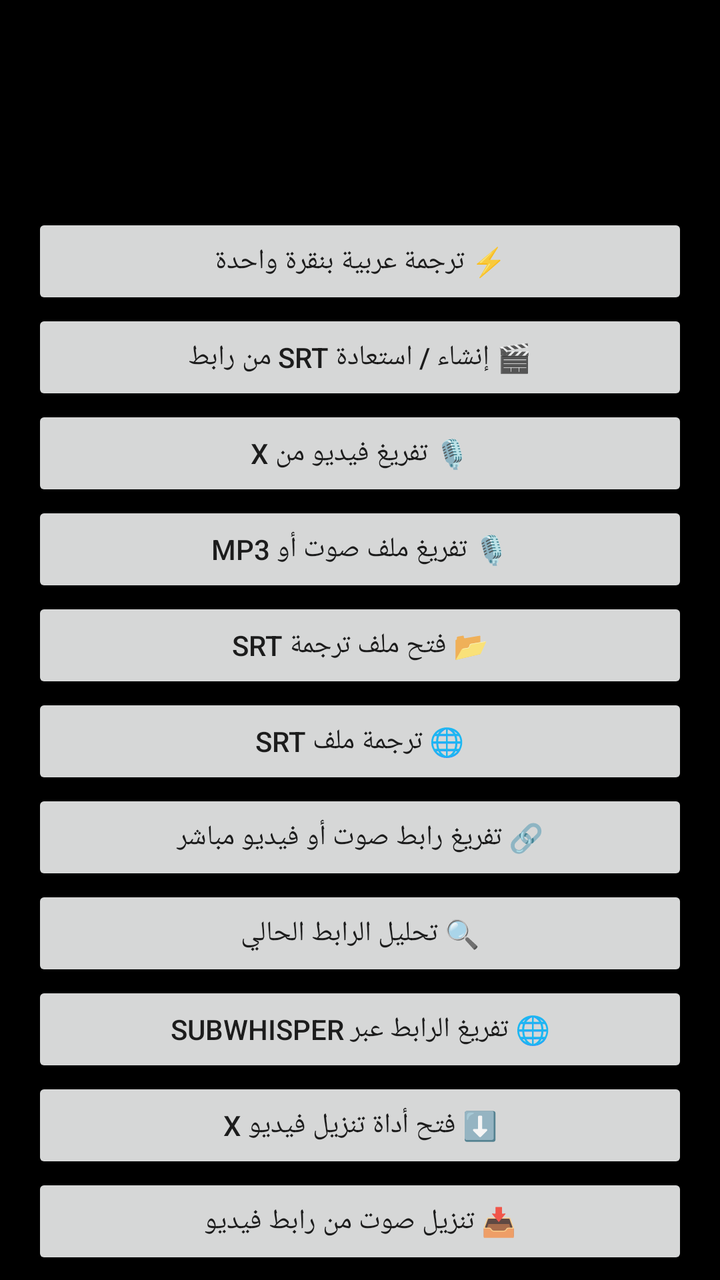
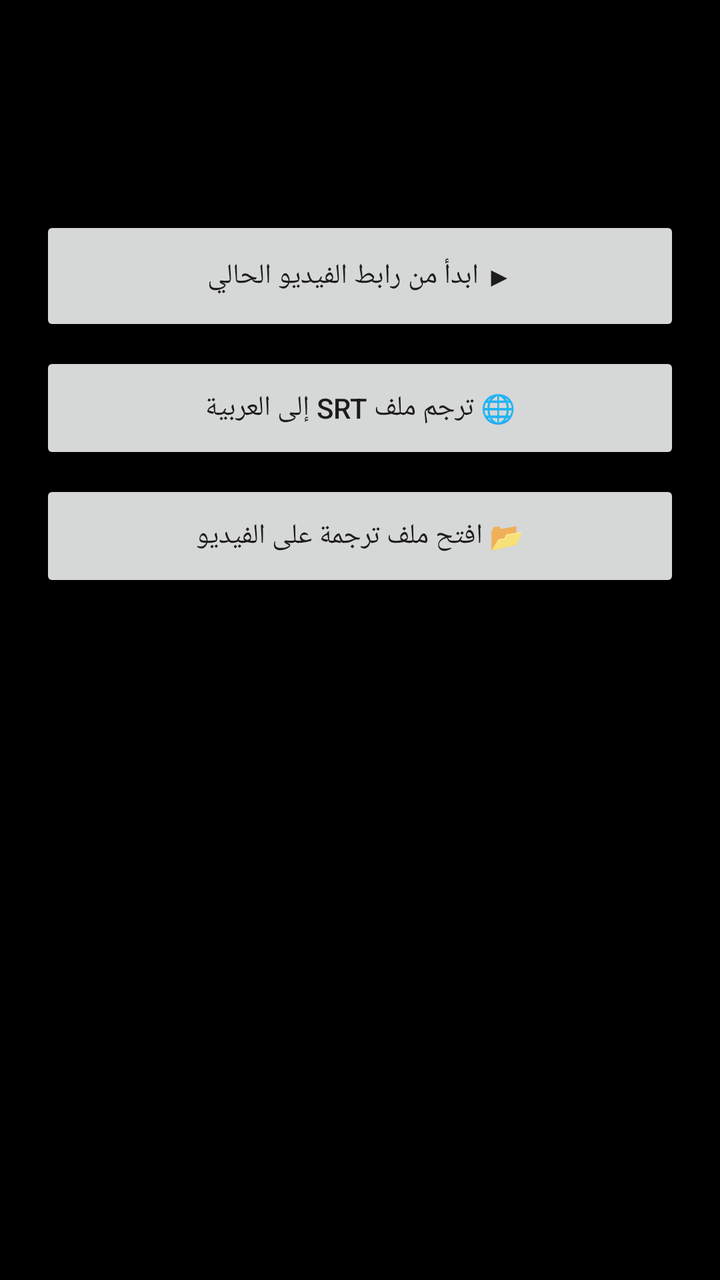

Screens rendered from an Android XML layout before and after an edit, with the pre-edit source and the edit as a unified diff.
<!-- AndroidManifest.xml: application theme Theme.SariSubtitle -->
<!-- res/layout/bottom_sheet_menu.xml -->
<?xml version="1.0" encoding="utf-8"?>
<ScrollView xmlns:android="http://schemas.android.com/apk/res/android"
    android:layout_width="match_parent"
    android:layout_height="wrap_content"
    android:fillViewport="true">

    <LinearLayout
        android:layout_width="match_parent"
        android:layout_height="wrap_content"
        android:orientation="vertical"
        android:padding="16dp">

        <TextView
            android:layout_width="match_parent"
            android:layout_height="wrap_content"
            android:text="ماذا تريد أن تفعل؟"
            android:textSize="20sp"
            android:textStyle="bold"
            android:textColor="?android:attr/textColorPrimary"
            android:gravity="center"
            android:padding="8dp" />

        <TextView
            android:layout_width="match_parent"
            android:layout_height="wrap_content"
            android:text="اختر وظيفة واحدة. إذا كانت ترجمة الفيديو محفوظة، سيحمّلها التطبيق دون إعادة التفريغ."
            android:textSize="13sp"
            android:textColor="?android:attr/textColorSecondary"
            android:paddingStart="4dp"
            android:paddingEnd="4dp"
            android:paddingBottom="12dp" />

        <Button
            android:id="@+id/bsOneTapArabicButton"
            android:layout_width="match_parent"
            android:layout_height="wrap_content"
            android:text="⚡ ترجمة عربية بنقرة واحدة" />

        <Button
            android:id="@+id/bsGenerateSrtButton"
            android:layout_width="match_parent"
            android:layout_height="wrap_content"
            android:text="🎬 إنشاء / استعادة SRT من رابط" />

        <Button
            android:id="@+id/bsTranscribeXButton"
            android:layout_width="match_parent"
            android:layout_height="wrap_content"
            android:text="🎙️ تفريغ فيديو من X" />

        <Button
            android:id="@+id/bsTranscribeAudioButton"
            android:layout_width="match_parent"
            android:layout_height="wrap_content"
            android:text="🎙️ تفريغ ملف صوت أو MP3" />

        <Button
            android:id="@+id/bsImportSrtButton"
            android:layout_width="match_parent"
            android:layout_height="wrap_content"
            android:text="📂 فتح ملف ترجمة SRT" />

        <Button
            android:id="@+id/bsTranslateSrtButton"
            android:layout_width="match_parent"
            android:layout_height="wrap_content"
            android:text="🌐 ترجمة ملف SRT" />

        <Button
            android:id="@+id/bsDirectMediaButton"
            android:layout_width="match_parent"
            android:layout_height="wrap_content"
            android:text="🔗 تفريغ رابط صوت أو فيديو مباشر" />

        <Button
            android:id="@+id/bsAnalyzeLinkButton"
            android:layout_width="match_parent"
            android:layout_height="wrap_content"
            android:text="🔍 تحليل الرابط الحالي" />

        <Button
            android:id="@+id/bsPasteSubWhisperButton"
            android:layout_width="match_parent"
            android:layout_height="wrap_content"
            android:text="🌐 تفريغ الرابط عبر SubWhisper" />

        <Button
            android:id="@+id/bsOpenDownloaderButton"
            android:layout_width="match_parent"
            android:layout_height="wrap_content"
            android:text="⬇️ فتح أداة تنزيل فيديو X" />

        <Button
            android:id="@+id/bsOpenChromeDownloaderButton"
            android:layout_width="match_parent"
            android:layout_height="wrap_content"
            android:text="📥 تنزيل صوت من رابط فيديو" />

        <Button
            android:id="@+id/bsCopyLinkButton"
            android:layout_width="match_parent"
            android:layout_height="wrap_content"
            android:text="📋 نسخ الرابط الحالي" />

        <View
            android:layout_width="match_parent"
            android:layout_height="1dp"
            android:background="?android:attr/listDivider"
            android:layout_marginTop="12dp"
            android:layout_marginBottom="8dp" />

        <TextView
            android:layout_width="match_parent"
            android:layout_height="wrap_content"
            android:text="ضبط مزامنة الترجمة"
            android:textSize="14sp"
            android:textStyle="bold"
            android:textColor="?android:attr/textColorSecondary"
            android:padding="4dp" />

        <LinearLayout
            android:layout_width="match_parent"
            android:layout_height="wrap_content"
            android:orientation="horizontal">

            <Button
                android:id="@+id/bsOffsetMinus"
                android:layout_width="0dp"
                android:layout_height="wrap_content"
                android:layout_weight="1"
                android:text="− 0.5 ث" />

            <Button
                android:id="@+id/bsOffsetPlus"
                android:layout_width="0dp"
                android:layout_height="wrap_content"
                android:layout_weight="1"
                android:text="+ 0.5 ث" />

            <Button
                android:id="@+id/bsOffsetReset"
                android:layout_width="0dp"
                android:layout_height="wrap_content"
                android:layout_weight="1"
                android:text="تصفير" />
        </LinearLayout>
    </LinearLayout>
</ScrollView>
<!-- resources referenced by this layout -->
<resources>
  <style name="Theme.SariSubtitle" parent="Theme.AppCompat.DayNight.NoActionBar">
          <item name="android:windowBackground">@android:color/black</item>
          <item name="android:statusBarColor">@android:color/black</item>
          <item name="android:navigationBarColor">@android:color/black</item>
      </style>
</resources>

<!-- the commit's change to res/layout/bottom_sheet_menu.xml (unified diff, before → after) -->
@@ -8,141 +8,54 @@
         android:layout_width="match_parent"
         android:layout_height="wrap_content"
         android:orientation="vertical"
-        android:padding="16dp">
+        android:padding="20dp">
 
         <TextView
             android:layout_width="match_parent"
             android:layout_height="wrap_content"
             android:text="ماذا تريد أن تفعل؟"
-            android:textSize="20sp"
+            android:textSize="22sp"
             android:textStyle="bold"
             android:textColor="?android:attr/textColorPrimary"
-            android:gravity="center"
-            android:padding="8dp" />
+            android:paddingBottom="4dp" />
 
         <TextView
             android:layout_width="match_parent"
             android:layout_height="wrap_content"
-            android:text="اختر وظيفة واحدة. إذا كانت ترجمة الفيديو محفوظة، سيحمّلها التطبيق دون إعادة التفريغ."
-            android:textSize="13sp"
+            android:text="اختر المهمة فقط؛ سيكتشف التطبيق اللغة ويستخدم مزود الترجمة المتاح تلقائيًا."
+            android:textSize="14sp"
             android:textColor="?android:attr/textColorSecondary"
-            android:paddingStart="4dp"
-            android:paddingEnd="4dp"
-            android:paddingBottom="12dp" />
+            android:paddingBottom="16dp" />
 
         <Button
             android:id="@+id/bsOneTapArabicButton"
             android:layout_width="match_parent"
             android:layout_height="wrap_content"
-            android:text="⚡ ترجمة عربية بنقرة واحدة" />
+            android:minHeight="60dp"
+            android:text="▶ ابدأ من رابط الفيديو الحالي" />
 
         <Button
-            android:id="@+id/bsGenerateSrtButton"
+            android:id="@+id/bsTranslateSrtButton"
             android:layout_width="match_parent"
             android:layout_height="wrap_content"
-            android:text="🎬 إنشاء / استعادة SRT من رابط" />
-
-        <Button
-            android:id="@+id/bsTranscribeXButton"
-            android:layout_width="match_parent"
-            android:layout_height="wrap_content"
-            android:text="🎙️ تفريغ فيديو من X" />
-
-        <Button
-            android:id="@+id/bsTranscribeAudioButton"
-            android:layout_width="match_parent"
-            android:layout_height="wrap_content"
-            android:text="🎙️ تفريغ ملف صوت أو MP3" />
+            android:minHeight="56dp"
+            android:layout_marginTop="8dp"
+            android:text="🌐 ترجم ملف SRT إلى العربية" />
 
         <Button
             android:id="@+id/bsImportSrtButton"
             android:layout_width="match_parent"
             android:layout_height="wrap_content"
-            android:text="📂 فتح ملف ترجمة SRT" />
-
-        <Button
-            android:id="@+id/bsTranslateSrtButton"
-            android:layout_width="match_parent"
-            android:layout_height="wrap_content"
-            android:text="🌐 ترجمة ملف SRT" />
-
-        <Button
-            android:id="@+id/bsDirectMediaButton"
-            android:layout_width="match_parent"
-            android:layout_height="wrap_content"
-            android:text="🔗 تفريغ رابط صوت أو فيديو مباشر" />
-
-        <Button
-            android:id="@+id/bsAnalyzeLinkButton"
-            android:layout_width="match_parent"
-            android:layout_height="wrap_content"
-            android:text="🔍 تحليل الرابط الحالي" />
-
-        <Button
-            android:id="@+id/bsPasteSubWhisperButton"
-            android:layout_width="match_parent"
-            android:layout_height="wrap_content"
-            android:text="🌐 تفريغ الرابط عبر SubWhisper" />
-
-        <Button
-            android:id="@+id/bsOpenDownloaderButton"
-            android:layout_width="match_parent"
-            android:layout_height="wrap_content"
-            android:text="⬇️ فتح أداة تنزيل فيديو X" />
-
-        <Button
-            android:id="@+id/bsOpenChromeDownloaderButton"
-            android:layout_width="match_parent"
-            android:layout_height="wrap_content"
-            android:text="📥 تنزيل صوت من رابط فيديو" />
-
-        <Button
-            android:id="@+id/bsCopyLinkButton"
-            android:layout_width="match_parent"
-            android:layout_height="wrap_content"
-            android:text="📋 نسخ الرابط الحالي" />
-
-        <View
-            android:layout_width="match_parent"
-            android:layout_height="1dp"
-            android:background="?android:attr/listDivider"
-            android:layout_marginTop="12dp"
-            android:layout_marginBottom="8dp" />
+            android:minHeight="56dp"
+            android:layout_marginTop="8dp"
+            android:text="📂 افتح ملف ترجمة على الفيديو" />
 
         <TextView
             android:layout_width="match_parent"
             android:layout_height="wrap_content"
-            android:text="ضبط مزامنة الترجمة"
-            android:textSize="14sp"
-            android:textStyle="bold"
-            android:textColor="?android:attr/textColorSecondary"
-            android:padding="4dp" />
-
-        <LinearLayout
-            android:layout_width="match_parent"
-            android:layout_height="wrap_content"
-            android:orientation="horizontal">
-
-            <Button
-                android:id="@+id/bsOffsetMinus"
-                android:layout_width="0dp"
-                android:layout_height="wrap_content"
-                android:layout_weight="1"
-                android:text="− 0.5 ث" />
-
-            <Button
-                android:id="@+id/bsOffsetPlus"
-                android:layout_width="0dp"
-                android:layout_height="wrap_content"
-                android:layout_weight="1"
-                android:text="+ 0.5 ث" />
-
-            <Button
-                android:id="@+id/bsOffsetReset"
-                android:layout_width="0dp"
-                android:layout_height="wrap_content"
-                android:layout_weight="1"
-                android:text="تصفير" />
-        </LinearLayout>
+            android:layout_marginTop="12dp"
+            android:text="المزودات الاحتياطية تعمل في الخلفية عند توفر مفاتيحها. لا حاجة لاختيارها كل مرة."
+            android:textSize="12sp"
+            android:textColor="?android:attr/textColorSecondary" />
     </LinearLayout>
 </ScrollView>
